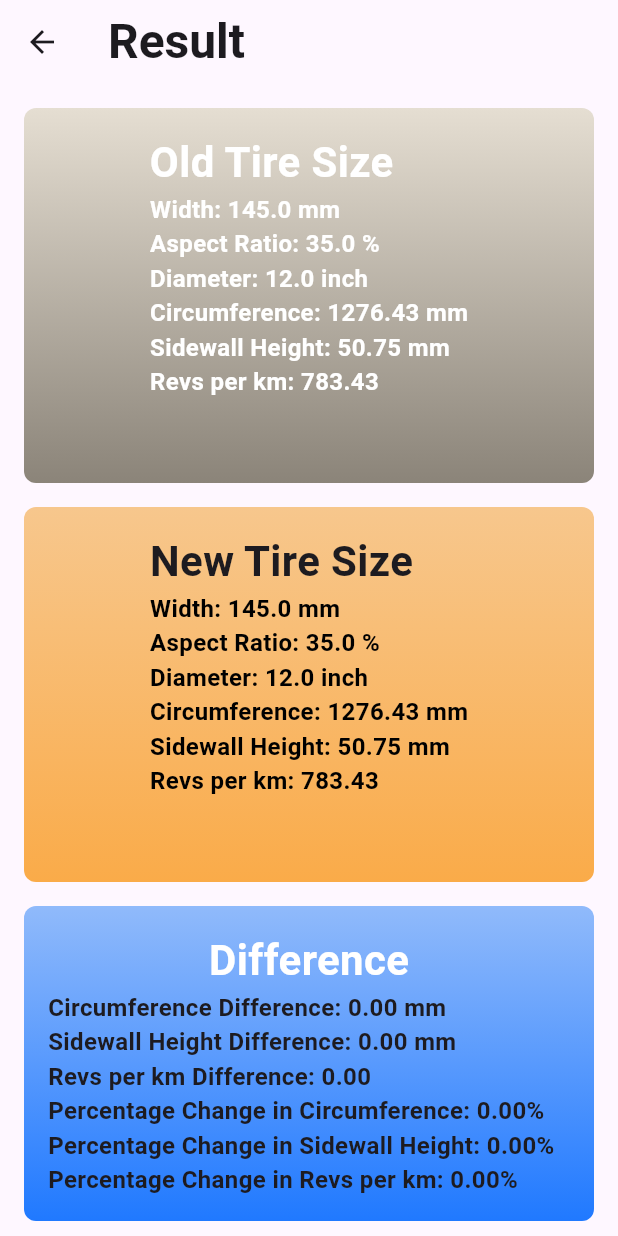
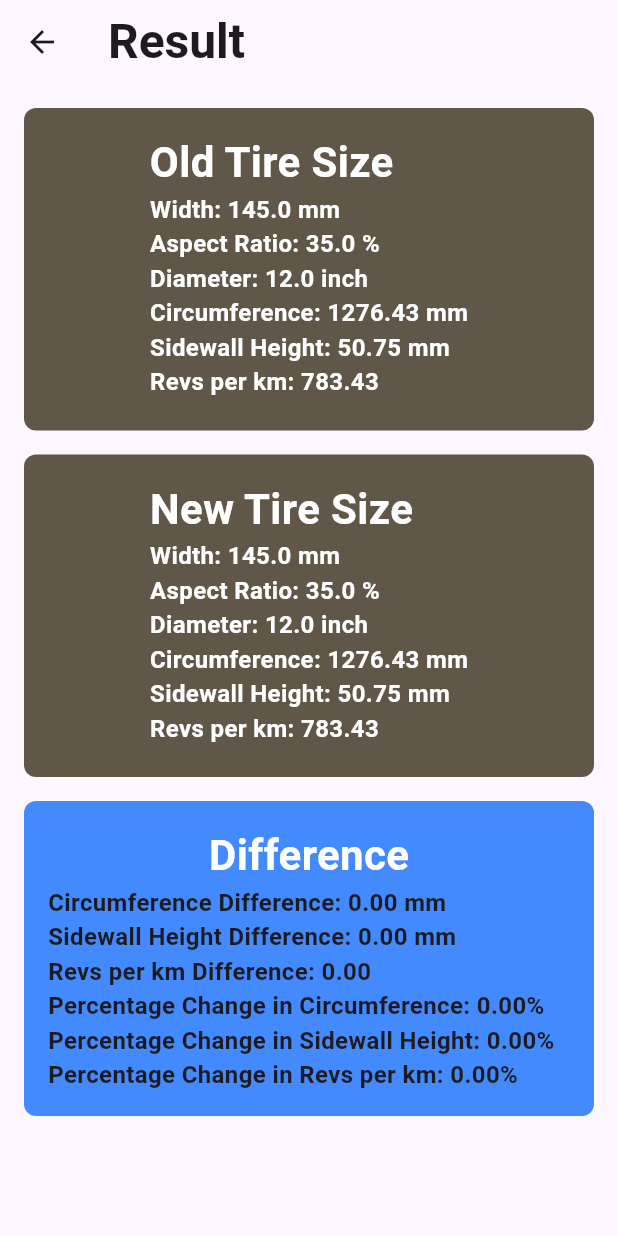
Before and after one commit to Dashyam/calci, a Flutter app: the screen it shows after launch, after a tap on "Calculate", on a phone screen of 412 x 824 dp. Run offline on Flutter 3.47's test engine with Material 3 defaults, Android fonts, the phone set to English and light mode, and no system bars.

Commit message:
Corrected the conatiner size and colors

```diff
--- a/lib/screens/resultPage.dart
+++ b/lib/screens/resultPage.dart
@@ -69,15 +69,11 @@ class ResultPage extends StatelessWidget {
                 children: [
                   Container(
                     alignment: Alignment.center,
-                    height: 250,
+                    height: 215,
                     width: double.infinity,
                     padding: const EdgeInsets.all(16),
                     decoration: BoxDecoration(
-                      gradient: const LinearGradient(
-                        begin: Alignment.topCenter,
-                        end: Alignment.bottomCenter,
-                        colors: [Color.fromARGB(255, 229, 222, 210),Color.fromARGB(255, 139, 132, 121)]
-                        ),
+                      color: Color.fromARGB(255, 97, 87, 73),
                       borderRadius: BorderRadius.circular(8),
                     ),
                     child: Column(
@@ -97,16 +93,12 @@ class ResultPage extends StatelessWidget {
                   const SizedBox(height: 16),
 
                   Container(
-                    height: 250,
+                    height: 215,
                     width: double.infinity,
                     alignment: Alignment.center,
                     padding: const EdgeInsets.all(16),
                     decoration: BoxDecoration(
-                      gradient: const LinearGradient(
-                        begin: Alignment.topCenter,
-                        end: Alignment.bottomCenter,
-                        colors: [Color.fromARGB(255, 247, 199, 141),Color.fromARGB(255, 250, 171, 73)]
-                        ),
+                      color: Color.fromARGB(255, 97, 87, 73),
                       borderRadius: BorderRadius.circular(8),
                     ),
                     child: Column(
@@ -114,15 +106,15 @@ class ResultPage extends StatelessWidget {
                       children: [
                         const Text('New Tire Size',
                             style:
-                              TextStyle(fontSize: 28, fontWeight: FontWeight.bold)),
-                        Text('Width: $newWidth mm', style: TextStyle(fontSize: 16, fontWeight: FontWeight.bold, color: Colors.black)),
-                        Text('Aspect Ratio: $newAspectRatio %',style: TextStyle(fontSize: 16, fontWeight: FontWeight.bold, color: Colors.black)),
-                        Text('Diameter: $newDiameter inch',style: TextStyle(fontSize: 16, fontWeight: FontWeight.bold, color: Colors.black)),
+                              TextStyle(fontSize: 28, fontWeight: FontWeight.bold,color: Colors.white)),
+                        Text('Width: $newWidth mm', style: TextStyle(fontSize: 16, fontWeight: FontWeight.bold, color: Colors.white)),
+                        Text('Aspect Ratio: $newAspectRatio %',style: TextStyle(fontSize: 16, fontWeight: FontWeight.bold, color: Colors.white)),
+                        Text('Diameter: $newDiameter inch',style: TextStyle(fontSize: 16, fontWeight: FontWeight.bold, color: Colors.white)),
                         Text(
-                          'Circumference: ${newCircumference.toStringAsFixed(2)} mm',style: TextStyle(fontSize: 16, fontWeight: FontWeight.bold, color: Colors.black)),
+                          'Circumference: ${newCircumference.toStringAsFixed(2)} mm',style: TextStyle(fontSize: 16, fontWeight: FontWeight.bold, color: Colors.white)),
                         Text(
-                          'Sidewall Height: ${newSidewallHeight.toStringAsFixed(2)} mm',style: TextStyle(fontSize: 16, fontWeight: FontWeight.bold, color: Colors.black)),
-                        Text('Revs per km: ${newRevsPerKm.toStringAsFixed(2)}',style: TextStyle(fontSize: 16, fontWeight: FontWeight.bold, color: Colors.black)),
+                          'Sidewall Height: ${newSidewallHeight.toStringAsFixed(2)} mm',style: TextStyle(fontSize: 16, fontWeight: FontWeight.bold, color: Colors.white)),
+                        Text('Revs per km: ${newRevsPerKm.toStringAsFixed(2)}',style: TextStyle(fontSize: 16, fontWeight: FontWeight.bold, color: Colors.white)),
                       ],
                     ),
                   ),
@@ -130,14 +122,10 @@ class ResultPage extends StatelessWidget {
 
                   // Difference Box
                   Container(
-                    padding: EdgeInsets.all(16),
+                    padding: const EdgeInsets.all(16),
                     alignment: Alignment.center,
                     decoration: BoxDecoration(
-                      gradient: const LinearGradient(
-                        begin: Alignment.topCenter,
-                        end: Alignment.bottomCenter,
-                        colors: [Color.fromARGB(255, 144, 186, 251),Color.fromARGB(255, 32, 121, 255)]
-                        ),
+                      color:  Colors.blueAccent,
                       borderRadius: BorderRadius.circular(8),
                     ),
                     child: Column(
--- a/lib/widgets/dropdown_widget.dart
+++ b/lib/widgets/dropdown_widget.dart
@@ -16,9 +16,9 @@ class DropdownWidget extends StatelessWidget {
   @override
   Widget build(BuildContext context) {
     return Column(
-      crossAxisAlignment: CrossAxisAlignment.start,
+      crossAxisAlignment: CrossAxisAlignment.center,
       children: [
-        Text(label, style: TextStyle(color: const Color.fromARGB(255, 36, 36, 36), fontWeight: FontWeight.bold), ),
+        Text(label, style: const TextStyle(color:  Color.fromARGB(255, 36, 36, 36), fontWeight: FontWeight.bold,fontSize: 16), ),
        const SizedBox(height: 8),
         DropdownButtonFormField<int>(
           value: value,
```
